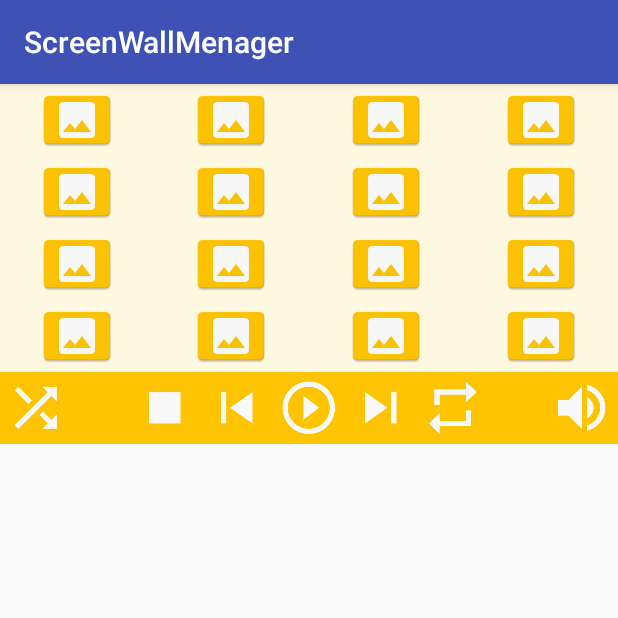
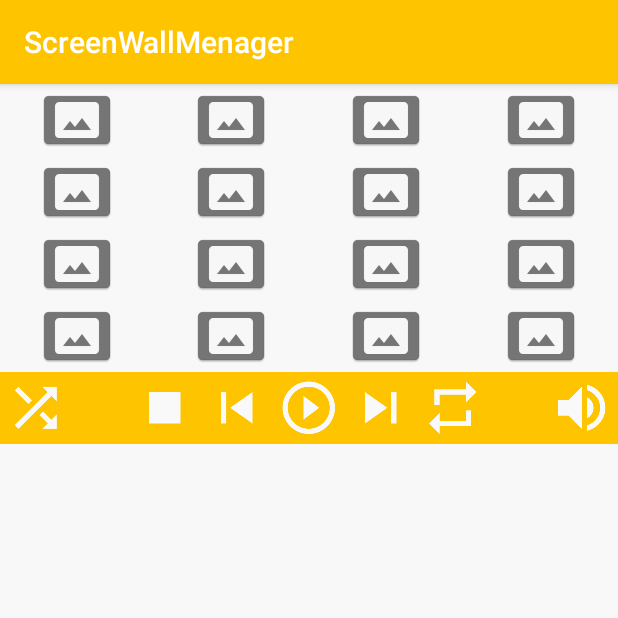
Before and after one commit to askoromna/project-android, an Android app: the screen it shows after launch (MainActivity), on a phone screen of 412 x 824 dp, the top half of it. Run offline under Robolectric (Android 15) with nearby library versions, the light colour scheme and no system bars.

Commit message:
App theme update

```diff
--- a/app/src/main/res/values/colors.xml
+++ b/app/src/main/res/values/colors.xml
@@ -5,7 +5,7 @@
     <color name="colorAccent">#e57373</color>
 
     <color name="WarmGray">#757575</color>
-    <color name="MilkyWhite">#fff8e1</color>
+    <color name="MilkyWhite">#f8f8f8</color>
     <color name="ShinyOrange">#ffc400</color>
     <color name="primary_text_default_material_light">#de000000</color>
 </resources>
--- a/app/src/main/res/values/styles.xml
+++ b/app/src/main/res/values/styles.xml
@@ -3,15 +3,18 @@
     <!-- Base application theme. -->
     <style name="AppTheme" parent="Theme.AppCompat.Light.DarkActionBar">
         <!-- Customize your theme here. -->
-        <item name="colorPrimary">@color/colorPrimary</item>
-        <item name="colorPrimaryDark">@color/colorPrimaryDark</item>
+        <item name="colorPrimary">@color/ShinyOrange</item>
+        <item name="colorPrimaryDark">@color/WarmGray</item>
         <item name="colorAccent">@color/colorAccent</item>
+        <item name="android:colorBackground">@color/MilkyWhite</item>
+        <item name="android:textColorPrimaryInverse">@color/MilkyWhite</item>
+        <!--<item name="android:statusBarColor">@color/WarmGray</item>-->
 
     </style>
 
-    <style name="Orange" parent="android:Theme.DeviceDefault.Light" >
-        <item name="android:colorBackground">@color/MilkyWhite</item>
-    </style>
+    <!--<style name="Orange" parent="android:Theme.DeviceDefault.Light" >-->
+        <!--<item name="android:colorBackground">@color/MilkyWhite</item>-->
+    <!--</style>-->
 
 
 </resources>
```
Also changed, not shown: app/src/main/picture-web.png, app/src/main/res/mipmap-hdpi/picture.png, app/src/main/res/mipmap-mdpi/picture.png, app/src/main/res/mipmap-xhdpi/picture.png, app/src/main/res/mipmap-xxhdpi/picture.png, app/src/main/res/mipmap-xxxhdpi/picture.png.
